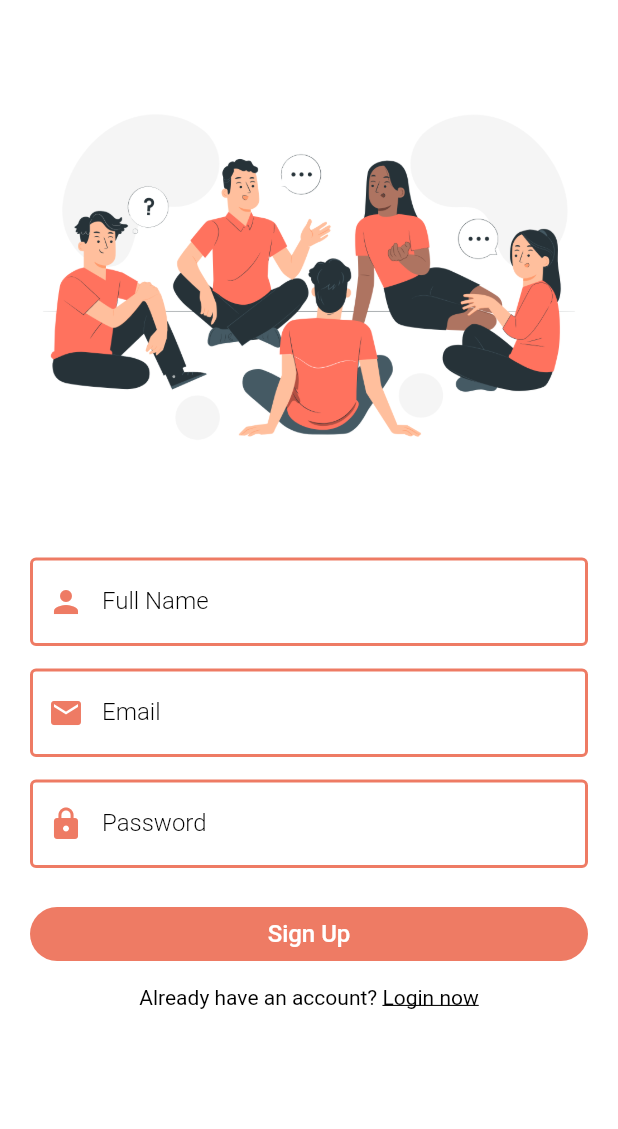
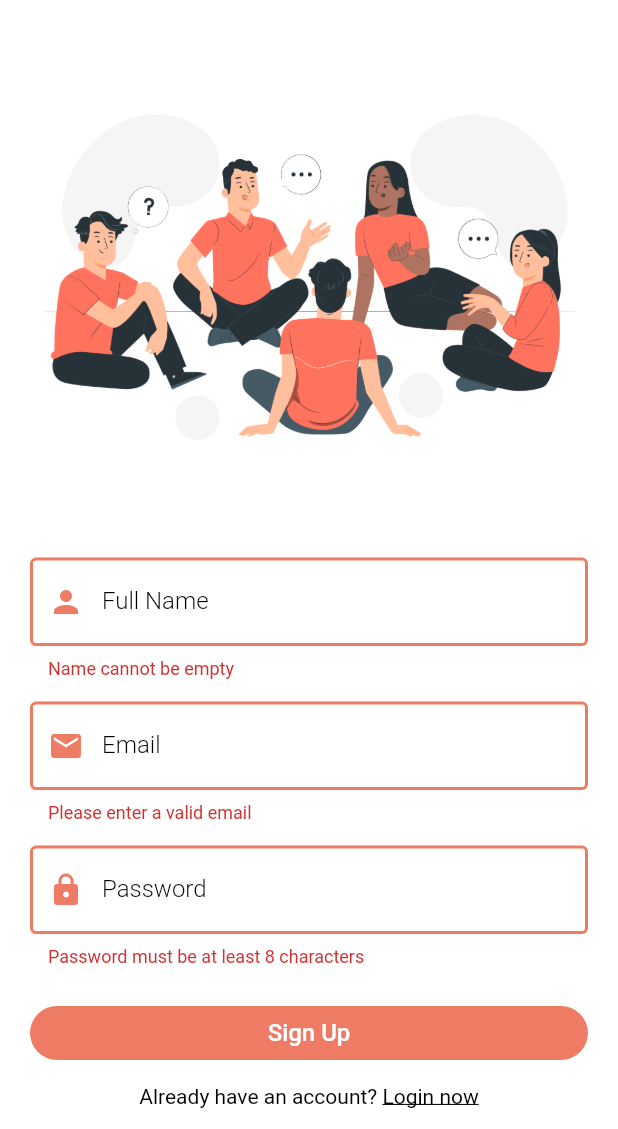
Before and after one commit to MortezaRg/ChatApp, a Flutter app: the RegisterPage screen opened directly, scrolled down 84 dp, after a tap on "Sign Up", on a phone screen of 412 x 824 dp, the part 107-1236 px from its top. Run offline on Flutter 3.47's test engine with Material 2 defaults, Android fonts, the phone set to English and light mode, and no system bars; our stand-ins replace cloud_firestore, firebase_auth, firebase_core, shared_preferences; accounts and stored records are empty.

Commit message:
User authentication and Firebase Firestore

```diff
--- a/lib/pages/auth/register_page.dart
+++ b/lib/pages/auth/register_page.dart
@@ -1,4 +1,7 @@
+import 'package:chatapp/helper/helper_function.dart';
 import 'package:chatapp/pages/auth/login_page.dart';
+import 'package:chatapp/pages/home_page.dart';
+import 'package:chatapp/service/auth_service.dart';
 import 'package:chatapp/widgets/widgets.dart';
 import 'package:flutter/gestures.dart';
 import 'package:flutter/material.dart';
@@ -11,16 +14,23 @@ class RegisterPage extends StatefulWidget {
 }
 
 class _RegisterPageState extends State<RegisterPage> {
+  bool _isLoading = false;
   final formKey = GlobalKey<FormState>();
   String email = "";
   String password = "";
   String fullName = "";
+  AuthService authService = AuthService();
   @override
   Widget build(BuildContext context) {
     return Scaffold(
-      body: SingleChildScrollView(
+      body: _isLoading
+          ? Center(
+              child: CircularProgressIndicator(
+                  color: Theme.of(context).primaryColor))
+          : SingleChildScrollView(
               child: Padding(
-          padding: const EdgeInsets.symmetric(horizontal: 20, vertical: 80),
+                padding:
+                    const EdgeInsets.symmetric(horizontal: 20, vertical: 80),
                 child: Form(
                   key: formKey,
                   child: Column(
@@ -29,12 +39,14 @@ class _RegisterPageState extends State<RegisterPage> {
                     children: <Widget>[
                       const Text(
                         "Register",
-                  style: TextStyle(fontSize: 40, fontWeight: FontWeight.bold),
+                        style: TextStyle(
+                            fontSize: 40, fontWeight: FontWeight.bold),
                       ),
                       const SizedBox(height: 10),
                       const Text(
                         "Create your account now to chat and explore",
-                  style: TextStyle(fontSize: 15, fontWeight: FontWeight.w400),
+                        style: TextStyle(
+                            fontSize: 15, fontWeight: FontWeight.w400),
                       ),
                       Image.asset("assets/register.png"),
                       TextFormField(
@@ -51,11 +63,10 @@ class _RegisterPageState extends State<RegisterPage> {
                         },
 
                         // check the validation
-                  validator: (val){
-                    if(val!.isNotEmpty){
+                        validator: (val) {
+                          if (val!.isNotEmpty) {
                             return null;
-                    }
-                    else{
+                          } else {
                             return "Name cannot be empty";
                           }
                         },
@@ -126,7 +137,8 @@ class _RegisterPageState extends State<RegisterPage> {
                       const SizedBox(height: 10),
                       Text.rich(TextSpan(
                         text: "Already have an account? ",
-                  style: const TextStyle(color: Colors.black, fontSize: 14),
+                        style:
+                            const TextStyle(color: Colors.black, fontSize: 14),
                         children: <TextSpan>[
                           TextSpan(
                               text: "Login now",
@@ -147,5 +159,27 @@ class _RegisterPageState extends State<RegisterPage> {
     );
   }
 
-  register() {}
+  register() async {
+    if (formKey.currentState!.validate()) {
+      setState(() {
+        _isLoading = true;
+      });
+      await authService
+          .registerUserWithEmailandPassword(fullName, email, password)
+          .then((value) async{
+        if (value == true) {
+          // saving the shared preference state
+          await HelperFunctions.saveUserLoggedInStatus(true);
+          await HelperFunctions.saveUserEmailSF(email);
+          await HelperFunctions.saveUserNameSF(fullName);
+          nextScreenReplace(context, const HomePage());
+        } else {
+          showSnackBar(context,Colors.red,value);
+          setState(() {
+            _isLoading = false;
+          });
         }
+      });
+    }
+  }
+}
--- /dev/null
+++ b/lib/service/auth_service.dart
@@ -0,0 +1,27 @@
+import 'package:chatapp/service/database_service.dart';
+import 'package:firebase_auth/firebase_auth.dart';
+
+class AuthService {
+  final FirebaseAuth firebaseAuth = FirebaseAuth.instance;
+
+  // login
+
+  // register
+  Future registerUserWithEmailandPassword(
+      String fullName, String email, String password) async {
+    try {
+
+      User user = (await firebaseAuth.createUserWithEmailAndPassword(email: email, password: password)).user!;
+      if(user!=null){
+        // call db service
+        await DatabaseService(uid: user.uid).updateUserData(fullName, email);
+        return true;
+      }
+    } on FirebaseAuthException catch (e) {
+      return e.message;
+    }
+  }
+
+  // signout
+
+}
--- /dev/null
+++ b/lib/service/database_service.dart
@@ -0,0 +1,22 @@
+import 'package:cloud_firestore/cloud_firestore.dart';
+
+class DatabaseService {
+  final String? uid;
+  DatabaseService({this.uid});
+
+  // reference for our collections
+  final CollectionReference userCollection =
+      FirebaseFirestore.instance.collection("users");
+  final CollectionReference groupCollection =
+      FirebaseFirestore.instance.collection("groups");
+  // updating user data
+  Future updateUserData(String fullName, String email) async {
+    return await userCollection.doc(uid).set({
+      "fullName": fullName,
+      "email": email,
+      "groups": [],
+      "profilePic": "",
+      "uid": uid
+    });
+  }
+}
```
Also changed, not shown: lib/helper/helper_function.dart (+12 -0 lines), lib/widgets/widgets.dart (+13 -0 lines). Lines whose indentation alone changed are shown as unchanged.
